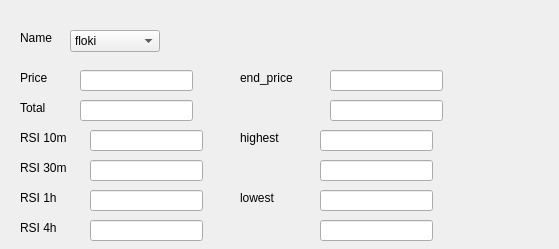
Old version of the form pybithumb_project/241221.ui in the repository kdj-star/TIL.
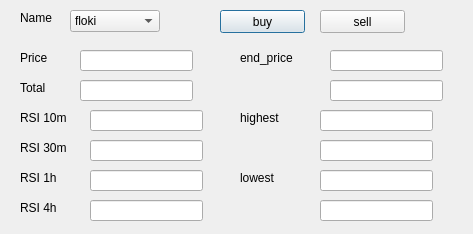
New version of the form.

Commit message: 시장가 sell 추가

```diff
--- a/pybithumb_project/241221.ui
+++ b/pybithumb_project/241221.ui
@@ -6,8 +6,8 @@
    <rect>
     <x>0</x>
     <y>0</y>
-    <width>559</width>
-    <height>249</height>
+    <width>473</width>
+    <height>234</height>
    </rect>
   </property>
   <property name="windowTitle">
@@ -17,7 +17,7 @@
    <property name="geometry">
     <rect>
      <x>20</x>
-     <y>30</y>
+     <y>10</y>
      <width>71</width>
      <height>16</height>
     </rect>
@@ -30,7 +30,7 @@
    <property name="geometry">
     <rect>
      <x>20</x>
-     <y>130</y>
+     <y>110</y>
      <width>71</width>
      <height>16</height>
     </rect>
@@ -43,7 +43,7 @@
    <property name="geometry">
     <rect>
      <x>20</x>
-     <y>160</y>
+     <y>140</y>
      <width>71</width>
      <height>16</height>
     </rect>
@@ -56,7 +56,7 @@
    <property name="geometry">
     <rect>
      <x>20</x>
-     <y>190</y>
+     <y>170</y>
      <width>71</width>
      <height>16</height>
     </rect>
@@ -69,7 +69,7 @@
    <property name="geometry">
     <rect>
      <x>20</x>
-     <y>220</y>
+     <y>200</y>
      <width>71</width>
      <height>16</height>
     </rect>
@@ -82,7 +82,7 @@
    <property name="geometry">
     <rect>
      <x>90</x>
-     <y>130</y>
+     <y>110</y>
      <width>113</width>
      <height>21</height>
     </rect>
@@ -92,7 +92,7 @@
    <property name="geometry">
     <rect>
      <x>90</x>
-     <y>160</y>
+     <y>140</y>
      <width>113</width>
      <height>21</height>
     </rect>
@@ -102,7 +102,7 @@
    <property name="geometry">
     <rect>
      <x>90</x>
-     <y>190</y>
+     <y>170</y>
      <width>113</width>
      <height>21</height>
     </rect>
@@ -112,7 +112,7 @@
    <property name="geometry">
     <rect>
      <x>90</x>
-     <y>220</y>
+     <y>200</y>
      <width>113</width>
      <height>21</height>
     </rect>
@@ -122,7 +122,7 @@
    <property name="geometry">
     <rect>
      <x>80</x>
-     <y>70</y>
+     <y>50</y>
      <width>113</width>
      <height>21</height>
     </rect>
@@ -132,7 +132,7 @@
    <property name="geometry">
     <rect>
      <x>20</x>
-     <y>70</y>
+     <y>50</y>
      <width>71</width>
      <height>16</height>
     </rect>
@@ -145,7 +145,7 @@
    <property name="geometry">
     <rect>
      <x>20</x>
-     <y>100</y>
+     <y>80</y>
      <width>71</width>
      <height>16</height>
     </rect>
@@ -158,7 +158,7 @@
    <property name="geometry">
     <rect>
      <x>80</x>
-     <y>100</y>
+     <y>80</y>
      <width>113</width>
      <height>21</height>
     </rect>
@@ -168,7 +168,7 @@
    <property name="geometry">
     <rect>
      <x>70</x>
-     <y>30</y>
+     <y>10</y>
      <width>90</width>
      <height>22</height>
     </rect>
@@ -193,7 +193,7 @@
    <property name="geometry">
     <rect>
      <x>240</x>
-     <y>70</y>
+     <y>50</y>
      <width>81</width>
      <height>16</height>
     </rect>
@@ -206,7 +206,7 @@
    <property name="geometry">
     <rect>
      <x>330</x>
-     <y>70</y>
+     <y>50</y>
      <width>113</width>
      <height>21</height>
     </rect>
@@ -216,7 +216,7 @@
    <property name="geometry">
     <rect>
      <x>320</x>
-     <y>130</y>
+     <y>110</y>
      <width>113</width>
      <height>21</height>
     </rect>
@@ -226,7 +226,7 @@
    <property name="geometry">
     <rect>
      <x>240</x>
-     <y>130</y>
+     <y>110</y>
      <width>71</width>
      <height>16</height>
     </rect>
@@ -239,7 +239,7 @@
    <property name="geometry">
     <rect>
      <x>320</x>
-     <y>190</y>
+     <y>170</y>
      <width>113</width>
      <height>21</height>
     </rect>
@@ -249,7 +249,7 @@
    <property name="geometry">
     <rect>
      <x>240</x>
-     <y>190</y>
+     <y>170</y>
      <width>71</width>
      <height>16</height>
     </rect>
@@ -262,7 +262,7 @@
    <property name="geometry">
     <rect>
      <x>330</x>
-     <y>100</y>
+     <y>80</y>
      <width>113</width>
      <height>21</height>
     </rect>
@@ -272,7 +272,7 @@
    <property name="geometry">
     <rect>
      <x>320</x>
-     <y>160</y>
+     <y>140</y>
      <width>113</width>
      <height>21</height>
     </rect>
@@ -282,12 +282,38 @@
    <property name="geometry">
     <rect>
      <x>320</x>
-     <y>220</y>
+     <y>200</y>
      <width>113</width>
      <height>21</height>
     </rect>
    </property>
   </widget>
+  <widget class="QPushButton" name="buy">
+   <property name="geometry">
+    <rect>
+     <x>220</x>
+     <y>10</y>
+     <width>85</width>
+     <height>23</height>
+    </rect>
+   </property>
+   <property name="text">
+    <string>buy</string>
+   </property>
+  </widget>
+  <widget class="QPushButton" name="sell">
+   <property name="geometry">
+    <rect>
+     <x>320</x>
+     <y>10</y>
+     <width>85</width>
+     <height>23</height>
+    </rect>
+   </property>
+   <property name="text">
+    <string>sell</string>
+   </property>
+  </widget>
  </widget>
  <resources/>
  <connections/>
```
Left out of the diff: 5 changed lines with no effect on the pictures. The commit also changes 1 other file.
